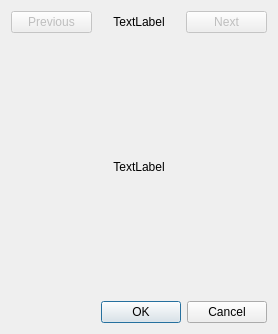
Before: the Qt Designer form structurebrowser.ui in FrankMamuda/fumingcube, drawn with Qt 5.
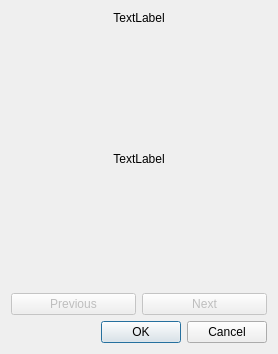
After: the same form once the commit is applied. Icons and pictures are not drawn.

Patch:
```diff
--- a/structurebrowser.ui
+++ b/structurebrowser.ui
@@ -7,7 +7,7 @@
     <x>0</x>
     <y>0</y>
     <width>274</width>
-    <height>334</height>
+    <height>354</height>
    </rect>
   </property>
   <property name="windowTitle">
@@ -18,21 +18,6 @@
   </property>
   <layout class="QVBoxLayout" name="verticalLayout">
    <item>
-    <layout class="QHBoxLayout" name="horizontalLayout">
-     <item>
-      <widget class="QPushButton" name="prevButton">
-       <property name="enabled">
-        <bool>false</bool>
-       </property>
-       <property name="text">
-        <string>Previous</string>
-       </property>
-       <property name="icon">
-        <iconset theme="left"/>
-       </property>
-      </widget>
-     </item>
-     <item>
       <widget class="QLabel" name="name">
        <property name="text">
         <string>TextLabel</string>
@@ -46,21 +31,6 @@
       </widget>
      </item>
      <item>
-      <widget class="QPushButton" name="nextButton">
-       <property name="enabled">
-        <bool>false</bool>
-       </property>
-       <property name="text">
-        <string>Next</string>
-       </property>
-       <property name="icon">
-        <iconset theme="right"/>
-       </property>
-      </widget>
-     </item>
-    </layout>
-   </item>
-   <item>
     <widget class="QLabel" name="formula">
      <property name="minimumSize">
       <size>
@@ -76,6 +46,38 @@
      </property>
     </widget>
    </item>
+   <item>
+    <layout class="QHBoxLayout" name="horizontalLayout">
+     <item>
+      <widget class="QPushButton" name="prevButton">
+       <property name="enabled">
+        <bool>false</bool>
+       </property>
+       <property name="text">
+        <string>Previous</string>
+       </property>
+       <property name="icon">
+        <iconset theme="left">
+         <normaloff>.</normaloff>.</iconset>
+       </property>
+      </widget>
+     </item>
+     <item>
+      <widget class="QPushButton" name="nextButton">
+       <property name="enabled">
+        <bool>false</bool>
+       </property>
+       <property name="text">
+        <string>Next</string>
+       </property>
+       <property name="icon">
+        <iconset theme="right">
+         <normaloff>.</normaloff>.</iconset>
+       </property>
+      </widget>
+     </item>
+    </layout>
+   </item>
    <item>
     <widget class="QDialogButtonBox" name="buttonBox">
      <property name="orientation">
```
Left out of the diff: 3 changed lines with no effect on the pictures. Lines whose indentation alone changed are shown as unchanged.
